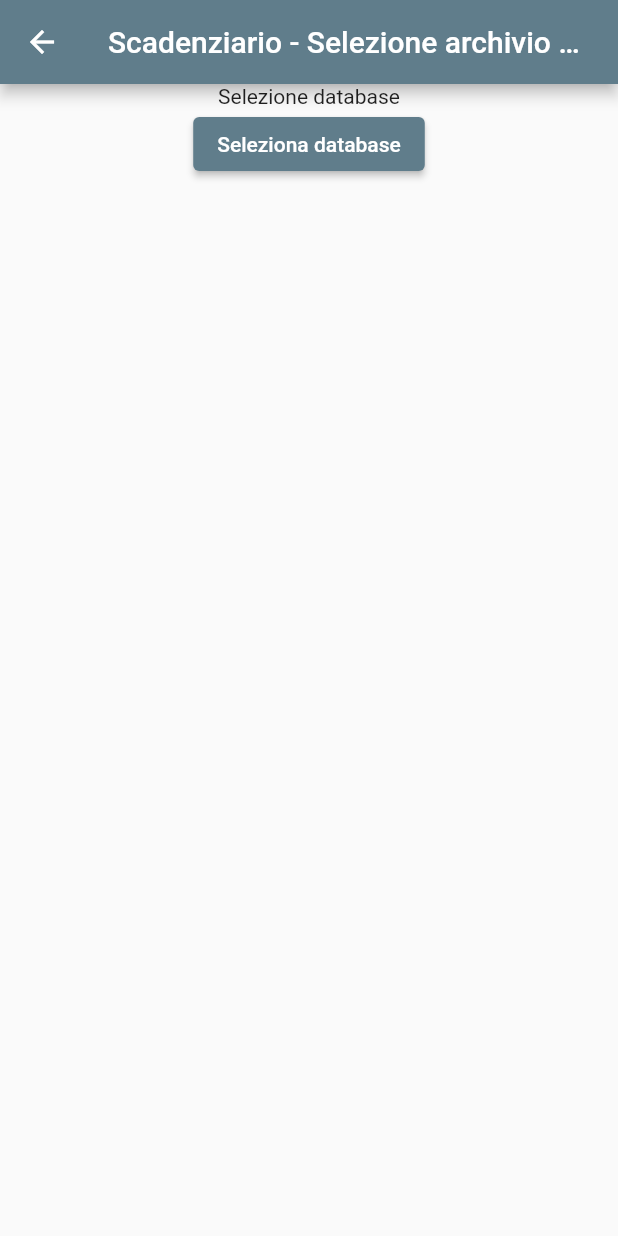
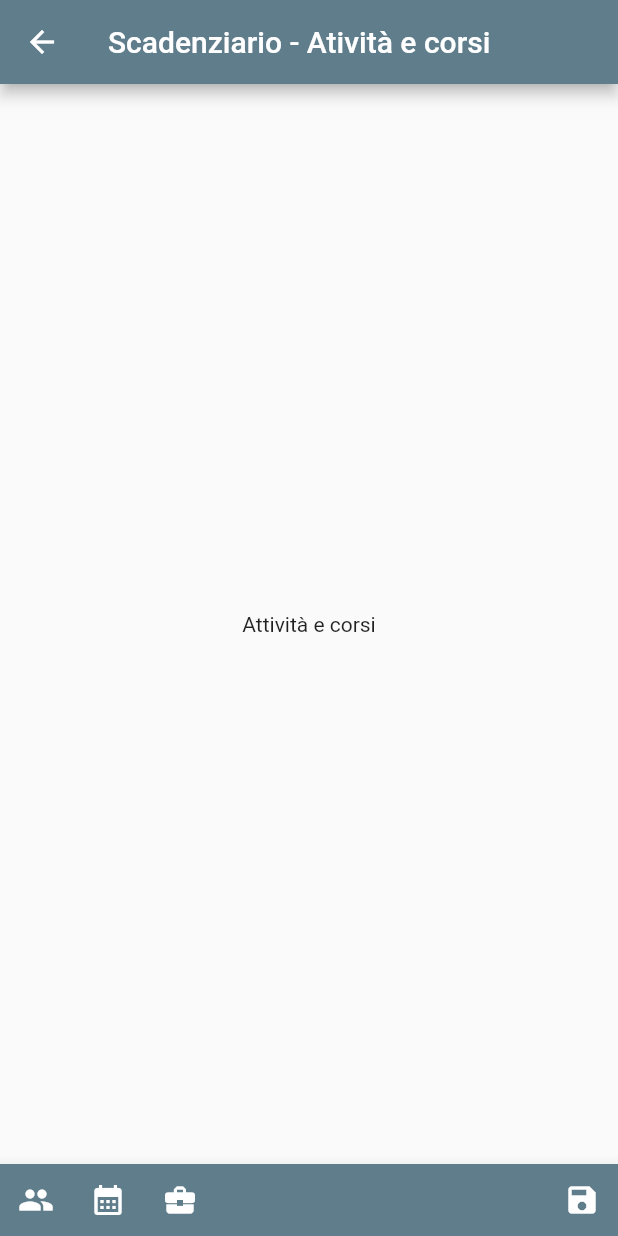
Before and after one commit to antonio-fasolato/scadenziario, a Flutter app: the HomepageScene screen opened by its route, item 3 of the bottom bar chosen, on a phone screen of 412 x 824 dp. Run offline on Flutter 3.47's test engine with Material 2 defaults, Android fonts, the light colour scheme and no system bars.

Commit message:
Created mock scenes

```diff
--- a/lib/components/footer.dart
+++ b/lib/components/footer.dart
@@ -15,21 +15,21 @@ class Footer extends StatelessWidget {
               tooltip: "Personale",
               icon: const Icon(Icons.people),
               onPressed: () {
-                Navigator.of(context).pushNamed("/");
+                Navigator.of(context).pushNamed("/people");
               },
             ),
             IconButton(
               tooltip: "Calendario",
               icon: const Icon(Icons.calendar_month),
               onPressed: () {
-                Navigator.of(context).pushNamed("/");
+                Navigator.of(context).pushNamed("/calendar");
               },
             ),
             IconButton(
               tooltip: "Attività e corsi",
               icon: const Icon(Icons.business_center),
               onPressed: () {
-                Navigator.of(context).pushNamed("/");
+                Navigator.of(context).pushNamed("/activities");
               },
             ),
             const Spacer(),
--- /dev/null
+++ b/lib/scenes/activities_scene.dart
@@ -0,0 +1,19 @@
+import 'package:flutter/material.dart';
+import 'package:scadenziario/components/footer.dart';
+
+class ActivitiesScene extends StatelessWidget {
+  const ActivitiesScene({super.key});
+
+  @override
+  Widget build(BuildContext context) {
+    return Scaffold(
+      appBar: AppBar(
+        title: const Text("Scadenziario - Atività e corsi"),
+      ),
+      body: const Center(
+        child: Text("Attività e corsi"),
+      ),
+      bottomNavigationBar: const Footer(),
+    );
+  }
+}
```
Also changed, not shown: lib/main.dart (+8 -2 lines), lib/scenes/calendar_scene.dart (added, +19 -0 lines), lib/scenes/people_scene.dart (added, +19 -0 lines).
